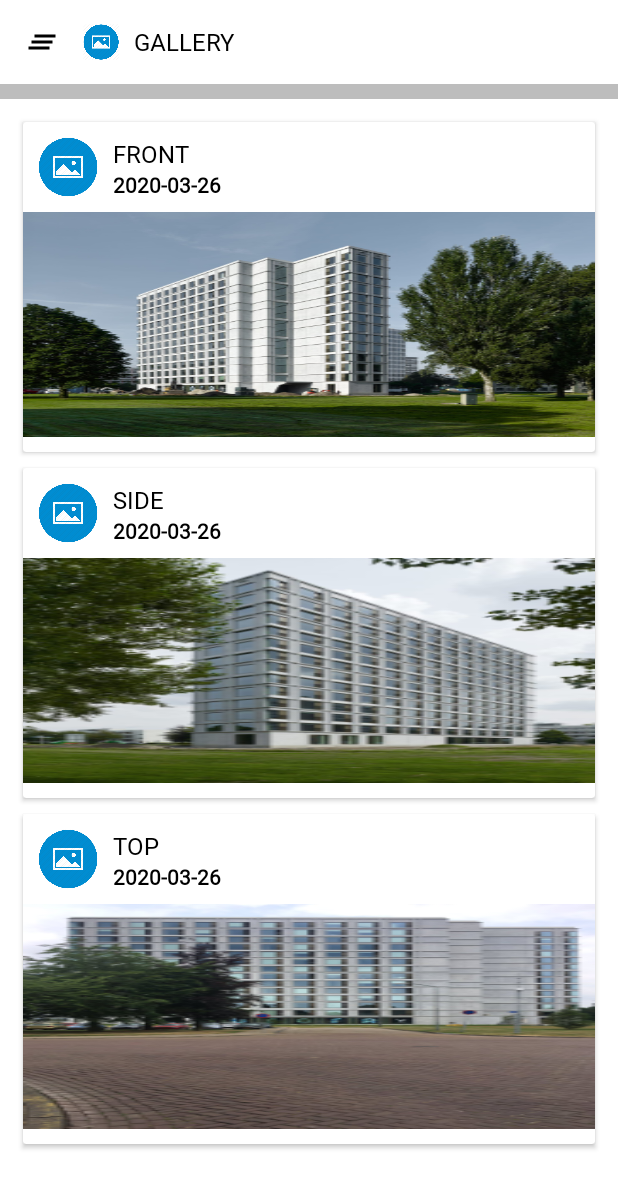
After one commit to supertramp32/General, an Android app: the GalleryViewActivity screen opened directly, with no data from a screen before it, on a phone screen of 412 x 824 dp. The commit adds this screen. Shown: the top 1188 px of the screen. Run offline under Robolectric (Android 15) with nearby library versions, the phone set to English and light mode, and no system bars; our stand-ins replace CircleImageView; libraries missing offline, so code that uses them is left out: me.relex.circleindicator.

Commit message:
Gallery View implemented

```diff
--- a/app/src/main/AndroidManifest.xml
+++ b/app/src/main/AndroidManifest.xml
@@ -20,6 +20,7 @@
                 <category android:name="android.intent.category.LAUNCHER" />
             </intent-filter>
         </activity>
+        <activity android:name=".gallery.GalleryViewActivity" />
 
         <meta-data
             android:name="com.google.android.gms.version"
--- a/app/src/main/java/com/bigfoot/general/MainActivity.java
+++ b/app/src/main/java/com/bigfoot/general/MainActivity.java
@@ -13,6 +13,8 @@ import android.view.animation.Animation;
 import android.view.animation.AnimationUtils;
 import android.widget.TextView;
 
+import com.bigfoot.general.gallery.GalleryModel;
+import com.bigfoot.general.gallery.GalleryViewActivity;
 import com.bigfoot.general.utils.SlideShowAdapter;
 import com.google.android.material.floatingactionbutton.FloatingActionButton;
 import com.google.android.material.snackbar.Snackbar;
@@ -132,6 +134,13 @@ public class MainActivity extends AppCompatActivity {
         });
 
 
+        vProducts.setOnClickListener(new View.OnClickListener() {
+            @Override
+            public void onClick(View v) {
+                startActivity(new Intent(MainActivity.this, GalleryViewActivity.class));
+
+            }
+        });
 
     }
 
--- /dev/null
+++ b/app/src/main/java/com/bigfoot/general/gallery/GalleryModel.java
@@ -0,0 +1,36 @@
+package com.bigfoot.general.gallery;
+
+public class GalleryModel {
+
+    int image;
+    String  likes,comment,date, type;
+
+    public GalleryModel(int image, String likes, String comment, String date, String type) {
+        this.image = image;
+        this.likes = likes;
+        this.comment = comment;
+        this.date = date;
+        this.type = type;
+    }
+
+
+    public int getImage() {
+        return image;
+    }
+
+    public String getLikes() {
+        return likes;
+    }
+
+    public String getComment() {
+        return comment;
+    }
+
+    public String getDate() {
+        return date;
+    }
+
+    public String getType() {
+        return type;
+    }
+}
--- /dev/null
+++ b/app/src/main/java/com/bigfoot/general/gallery/GalleryViewActivity.java
@@ -0,0 +1,61 @@
+package com.bigfoot.general.gallery;
+
+import android.os.Bundle;
+import android.view.View;
+
+import androidx.appcompat.app.AppCompatActivity;
+import androidx.recyclerview.widget.DefaultItemAnimator;
+import androidx.recyclerview.widget.LinearLayoutManager;
+import androidx.recyclerview.widget.RecyclerView;
+
+
+import com.bigfoot.general.R;
+
+
+import java.util.ArrayList;
+
+public class GalleryViewActivity extends AppCompatActivity {
+
+    RecyclerView recyclerView;
+    ArrayList<GalleryModel> galleryModels = new ArrayList<>();
+    GalleryViewAdapter adapter;
+
+    @Override
+    protected void onCreate(Bundle savedInstanceState) {
+        super.onCreate(savedInstanceState);
+        setContentView(R.layout.activity_gallery_view);
+
+        recyclerView = findViewById(R.id.galleryViewRecycler);
+
+        initRecyclerView();
+        initViewModel();
+
+    }
+
+    private void initViewModel() {
+        GalleryModel galleryModel = new GalleryModel(R.drawable.da,"1",
+                "2","2020-03-26","Front");
+        galleryModels.add(galleryModel);
+
+        galleryModel = new GalleryModel(R.drawable.daa,"1",
+                "2","2020-03-26","Side");
+        galleryModels.add(galleryModel);
+
+        galleryModel = new GalleryModel(R.drawable.daaa,"1",
+                "2","2020-03-26","Top");
+        galleryModels.add(galleryModel);
+
+        adapter = new GalleryViewAdapter(galleryModels,this);
+        recyclerView.setAdapter(adapter);
+
+    }
+
+
+    private void initRecyclerView() {
+        RecyclerView.LayoutManager mLayoutManager = new LinearLayoutManager(this);
+        recyclerView.setLayoutManager(mLayoutManager);
+        recyclerView.setItemAnimator(new DefaultItemAnimator());
+        recyclerView.setLayoutManager(mLayoutManager);
+        recyclerView.setOverScrollMode(View.OVER_SCROLL_NEVER);
+    }
+}
--- /dev/null
+++ b/app/src/main/java/com/bigfoot/general/gallery/GalleryViewAdapter.java
@@ -0,0 +1,90 @@
+package com.bigfoot.general.gallery;
+
+import android.content.Context;
+import android.view.LayoutInflater;
+import android.view.View;
+import android.view.ViewGroup;
+import android.widget.ImageView;
+import android.widget.TextView;
+
+import androidx.annotation.NonNull;
+import androidx.recyclerview.widget.RecyclerView;
+
+import com.bigfoot.general.R;
+import com.bumptech.glide.Glide;
+
+import java.util.List;
+
+public class GalleryViewAdapter extends RecyclerView.Adapter<GalleryViewAdapter.GalleryViewHolder> {
+
+    private List<GalleryModel> timeLine;
+    Context context;
+
+
+
+    public GalleryViewAdapter(List<GalleryModel> timeLine, Context context) {
+
+        this.context = context;
+        this.timeLine = timeLine;
+
+    }
+
+    @NonNull
+    @Override
+    public GalleryViewHolder onCreateViewHolder(@NonNull ViewGroup parent, int viewType) {
+        Context context = parent.getContext();
+        final View v = LayoutInflater.from(context).inflate(R.layout.item_gallery, parent, false);
+        final GalleryViewHolder storyViewHolder = new GalleryViewHolder(v);
+        return storyViewHolder;
+    }
+
+    @Override
+    public void onBindViewHolder(@NonNull GalleryViewHolder holder, int position) {
+
+        GalleryModel galleryModel = timeLine.get(position);
+        holder.galleryTitle.setText(galleryModel.getType());
+        holder.galleryDate.setText(galleryModel.getDate());
+        Glide.with(context).load(galleryModel.getImage()).into(holder.singleImage);
+
+
+
+
+    }
+
+    @Override
+    public int getItemCount() {
+        return timeLine.size();
+    }
+
+
+
+    public class GalleryViewHolder extends RecyclerView.ViewHolder implements View.OnClickListener {
+
+        ImageView singleImage, galleryIcon,doubleOne, doubleTwo;
+        TextView  galleryDate, galleryLike, galleryComment,galleryTitle;
+
+
+        public GalleryViewHolder(View itemView) {
+            super(itemView);
+
+            galleryIcon = itemView.findViewById(R.id.galleryIcon);
+            galleryDate = itemView.findViewById(R.id.gallerDate);
+            singleImage = itemView.findViewById(R.id.gallerySingleImage);
+            galleryTitle = itemView.findViewById(R.id.galleryTitle);
+
+
+        }
+
+        @Override
+        public void onClick(View view) {
+            int position = getAdapterPosition();
+
+        }
+    }
+
+
+
+
+
+
+}
--- /dev/null
+++ b/app/src/main/res/font/font_family.xml
@@ -0,0 +1,14 @@
+<?xml version="1.0" encoding="utf-8"?>
+<font-family xmlns:android="http://schemas.android.com/apk/res/android">
+
+
+    <font
+        android:fontStyle="italic"
+        android:fontWeight="400"
+        android:font="@font/lato" />
+    <font
+        android:fontStyle="normal"
+        android:fontWeight="400"
+        android:font="@font/lato_light" />
+
+</font-family>
--- /dev/null
+++ b/app/src/main/res/layout/activity_gallery_view.xml
@@ -0,0 +1,73 @@
+<?xml version="1.0" encoding="utf-8"?>
+<androidx.constraintlayout.widget.ConstraintLayout xmlns:android="http://schemas.android.com/apk/res/android"
+    xmlns:app="http://schemas.android.com/apk/res-auto"
+    xmlns:tools="http://schemas.android.com/tools"
+    android:layout_width="match_parent"
+    android:layout_height="match_parent"
+    android:background="#fff"
+    tools:context=".gallery.GalleryViewActivity">
+
+
+    <androidx.appcompat.widget.Toolbar
+        android:layout_width="match_parent"
+        android:layout_height="wrap_content"
+        android:id="@+id/toolbarSingle"
+        app:layout_constraintTop_toTopOf="parent"
+        >
+
+        <LinearLayout
+            android:layout_width="match_parent"
+            android:layout_height="match_parent"
+            android:orientation="horizontal">
+
+            <ImageView
+                android:layout_width="wrap_content"
+                android:layout_height="wrap_content"
+                android:id="@+id/backBtn"
+                android:src="@drawable/ic_ham"
+                android:layout_gravity="center_vertical"
+                />
+
+            <ImageView
+                android:layout_width="24dp"
+                android:layout_height="24dp"
+                android:layout_marginLeft="@dimen/layout_margin_medium"
+                android:id="@+id/singlePostTypeImage"
+                android:src="@drawable/gallery"
+                android:layout_gravity="center_vertical"
+                />
+
+            <TextView
+                android:layout_width="wrap_content"
+                android:layout_height="wrap_content"
+                android:id="@+id/singlePostTypeName"
+                android:text="Gallery"
+                style="@style/TitleText"
+                android:layout_marginLeft="@dimen/layout_margin_small"
+                android:layout_gravity="center_vertical"
+                />
+        </LinearLayout>
+
+
+    </androidx.appcompat.widget.Toolbar>
+
+    <View
+        android:layout_width="match_parent"
+        android:layout_height="@dimen/layout_margin_small"
+        android:id="@+id/view"
+        android:background="@color/colorPrimaryDark"
+        app:layout_constraintTop_toBottomOf="@id/toolbarSingle"
+        />
+
+    <androidx.recyclerview.widget.RecyclerView
+        android:layout_width="match_parent"
+        android:layout_height="0dp"
+        android:layout_margin="@dimen/layout_margin_small"
+        android:id="@+id/galleryViewRecycler"
+        app:layout_constraintBottom_toBottomOf="parent"
+        app:layout_constraintTop_toBottomOf="@+id/view"
+        />
+
+
+
+</androidx.constraintlayout.widget.ConstraintLayout>
--- a/app/src/main/res/layout/activity_our_team.xml
+++ b/app/src/main/res/layout/activity_our_team.xml
@@ -264,7 +264,7 @@
                         android:layout_width="60dp"
                         android:layout_height="60dp"
                         android:id="@+id/teamDeveloper"
-                        android:src="@drawable/daa"
+                        android:src="@drawable/da"
                         android:layout_margin="@dimen/layout_margin_medium"
                         app:layout_constraintLeft_toLeftOf="parent"
                         app:layout_constraintRight_toLeftOf="@id/teamPositionDes"
@@ -301,7 +301,7 @@
                         android:layout_width="60dp"
                         android:layout_height="60dp"
                         android:id="@+id/teamDesigner"
-                        android:src="@drawable/daaa"
+                        android:src="@drawable/daa"
                         android:layout_margin="@dimen/layout_margin_medium"
                         app:layout_constraintRight_toLeftOf="@id/teamMarketing"
                         app:layout_constraintLeft_toRightOf="@id/teamPositionDev"
--- /dev/null
+++ b/app/src/main/res/layout/item_gallery.xml
@@ -0,0 +1,76 @@
+<?xml version="1.0" encoding="utf-8"?>
+<androidx.cardview.widget.CardView
+    android:layout_width="match_parent"
+    android:layout_height="wrap_content"
+    android:padding="@dimen/layout_margin_very_small"
+    android:elevation="@dimen/layout_margin_small"
+    android:layout_margin="@dimen/layout_margin_very_small"
+    xmlns:android="http://schemas.android.com/apk/res/android"
+    xmlns:app="http://schemas.android.com/apk/res-auto"
+    >
+    <androidx.constraintlayout.widget.ConstraintLayout
+        xmlns:android="http://schemas.android.com/apk/res/android"
+        android:layout_width="match_parent"
+        android:layout_height="wrap_content"
+        android:paddingBottom="@dimen/layout_margin_small"
+        xmlns:app="http://schemas.android.com/apk/res-auto"
+        xmlns:tools="http://schemas.android.com/tools">
+
+
+
+
+        <de.hdodenhof.circleimageview.CircleImageView
+            android:layout_width="40dp"
+            android:layout_height="40dp"
+            android:src="@drawable/gallery"
+            android:id="@+id/galleryIcon"
+            android:layout_margin="@dimen/layout_margin_small"
+            app:layout_constraintTop_toTopOf="parent"
+            app:layout_constraintLeft_toLeftOf="parent"
+            />
+
+        <TextView
+            android:layout_width="wrap_content"
+            android:layout_height="wrap_content"
+            android:id="@+id/galleryTitle"
+            android:text="Gallery"
+            style="@style/TitleText"
+            android:layout_margin="@dimen/layout_margin_small"
+            app:layout_constraintTop_toTopOf="parent"
+            app:layout_constraintLeft_toRightOf="@id/galleryIcon"
+            />
+
+        <TextView
+            android:layout_width="wrap_content"
+            android:layout_height="wrap_content"
+            android:id="@+id/gallerDate"
+            tools:text="@string/app_name"
+            style="@style/DateText"
+            android:layout_marginLeft="@dimen/layout_margin_small"
+            app:layout_constraintTop_toBottomOf="@+id/galleryTitle"
+            app:layout_constraintLeft_toRightOf="@+id/galleryIcon"
+            />
+
+
+        <ImageView
+            android:layout_width="match_parent"
+            android:layout_height="150dp"
+            android:id="@+id/gallerySingleImage"
+            android:scaleType="fitXY"
+            android:layout_marginTop="@dimen/layout_margin_small"
+            app:layout_constraintTop_toBottomOf="@id/galleryIcon"
+            />
+
+
+
+
+        <androidx.constraintlayout.widget.Guideline
+            android:layout_width="wrap_content"
+            android:layout_height="wrap_content"
+            android:id="@+id/eventVGuide"
+            android:orientation="vertical"
+            app:layout_constraintGuide_percent=".5"
+            />
+
+    </androidx.constraintlayout.widget.ConstraintLayout>
+</androidx.cardview.widget.CardView>
--- a/app/src/main/res/values/styles.xml
+++ b/app/src/main/res/values/styles.xml
@@ -53,4 +53,40 @@
         <item name="iconTint">@color/colorAccent</item>
     </style>
 
+
+    <style name="TitleText" parent="android:style/Theme">
+        <item name="android:textColor">@color/textColor</item>
+        <item name="android:textSize">@dimen/titleText</item>
+        <item name="android:fontFamily">@font/font_family</item>
+        <item name="android:textStyle">italic</item>
+        <item name="android:textAllCaps">true</item>
+
+    </style>
+
+
+    <style name="DateText" parent="android:style/Theme">
+        <item name="android:textColor">@color/textColor</item>
+        <item name="android:textSize">@dimen/priceText</item>
+        <item name="android:fontFamily">@font/font_family</item>
+        <item name="android:textStyle">bold</item>
+
+    </style>
+
+    <style name="DescriptionText" parent="android:style/Theme">
+        <item name="android:textColor">@color/textColor</item>
+        <item name="android:textSize">@dimen/priceText</item>
+        <item name="android:fontFamily">@font/font_family</item>
+        <item name="android:textStyle">italic</item>
+
+    </style>
+
+
+    <style name="SettingsSubTitle" parent="android:style/Theme">
+        <item name="android:textColor">@color/textColor</item>
+        <item name="android:textSize">@dimen/titleText</item>
+        <item name="android:fontFamily">@font/font_family</item>
+        <item name="android:textStyle">bold</item>
+
+    </style>
+
 </resources>
```
Also changed, not shown: app/src/main/res/drawable/gallery.png (added), 2 other files.
